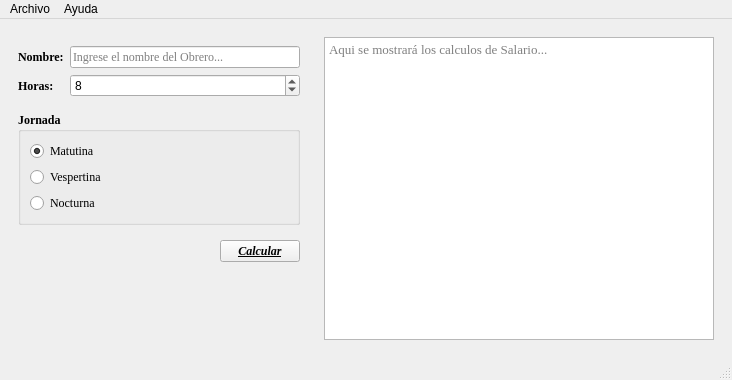
Before: the Qt Designer form salario.ui in C-A-L-E-L/Qt_Salario, drawn with Qt 5.
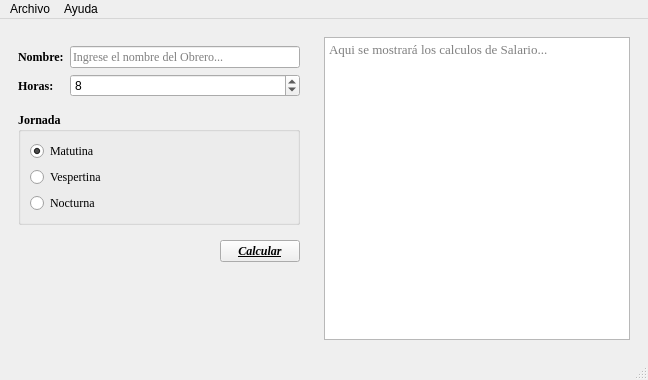
After: the same form once the commit is applied. Icons and pictures are not drawn.

Patch:
```diff
--- a/salario.ui
+++ b/salario.ui
@@ -6,7 +6,7 @@
    <rect>
     <x>0</x>
     <y>0</y>
-    <width>732</width>
+    <width>648</width>
     <height>380</height>
    </rect>
   </property>
@@ -245,7 +245,7 @@
     <rect>
      <x>0</x>
      <y>0</y>
-     <width>732</width>
+     <width>648</width>
      <height>25</height>
     </rect>
    </property>
```
